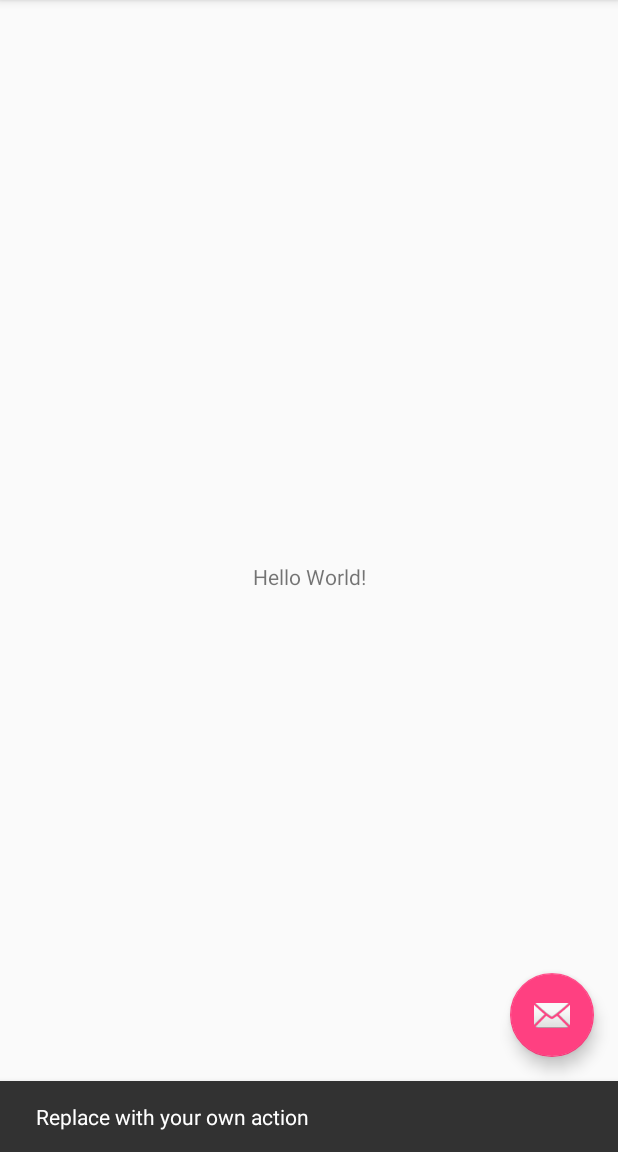
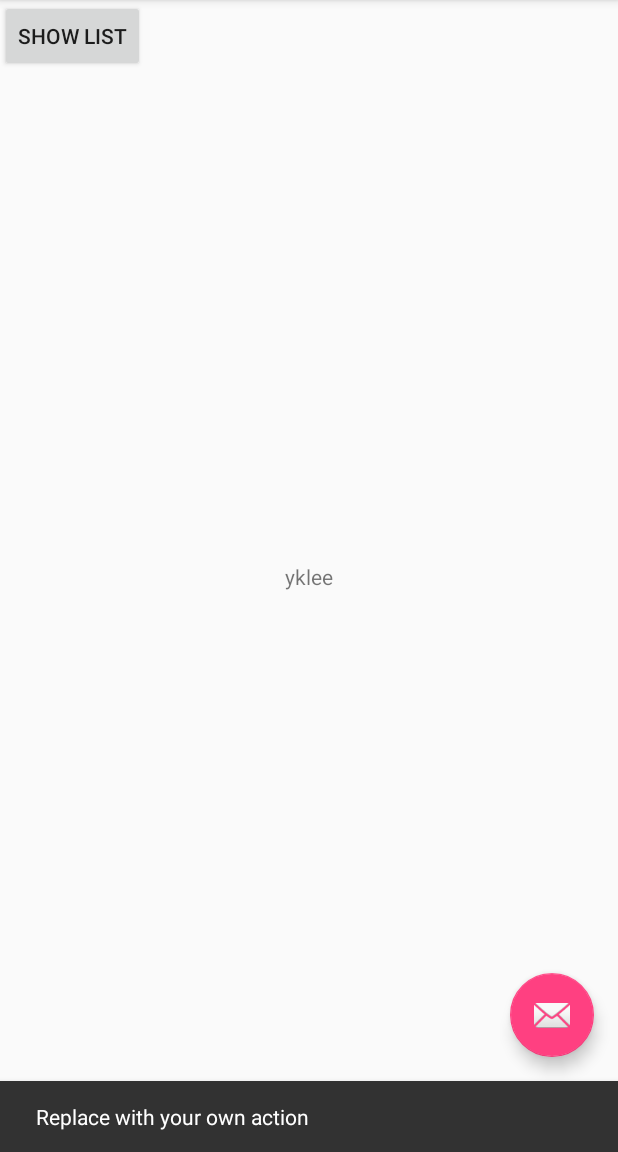
Before and after one commit to younkgkyu/BindingSample, an Android app: the screen it shows after launch (MainActivity), after a tap on an icon or button, on a phone screen of 412 x 824 dp, the part 84-1236 px from its top. Run offline under Robolectric (Android 15) with nearby library versions, the phone set to English and light mode, and no system bars; our stand-ins replace data binding.

Commit message:
main binding sample

```diff
--- a/app/src/main/AndroidManifest.xml
+++ b/app/src/main/AndroidManifest.xml
@@ -19,6 +19,11 @@
                 <category android:name="android.intent.category.LAUNCHER" />
             </intent-filter>
         </activity>
+        <activity
+            android:name=".activity.ListBindingActivity"
+            android:label="@string/app_name"
+            android:theme="@style/AppTheme.NoActionBar">
+        </activity>
     </application>
 
 </manifest>
--- a/app/src/main/java/com/yklee/test/MainActivity.java
+++ b/app/src/main/java/com/yklee/test/MainActivity.java
@@ -1,28 +1,49 @@
 package com.yklee.test;
 
+import android.content.Intent;
+import android.databinding.DataBindingUtil;
 import android.os.Bundle;
 import android.support.design.widget.FloatingActionButton;
 import android.support.design.widget.Snackbar;
 import android.support.v7.app.AppCompatActivity;
 import android.support.v7.widget.Toolbar;
-import android.view.View;
 import android.view.Menu;
 import android.view.MenuItem;
+import android.view.View;
+
+import com.yklee.test.activity.ListBindingActivity;
+import com.yklee.test.data.UserData;
+import com.yklee.test.databinding.ActivityMainBinding;
+import com.yklee.test.presenter.MovePresenter;
 
 public class MainActivity extends AppCompatActivity {
+
+    private MovePresenter mMovePresenter = new MovePresenter() {
+        @Override
+        public void MoveListBindingActivity(UserData userData) {
+            Intent intent = new Intent(MainActivity.this, ListBindingActivity.class);
+            intent.putExtra("userData", userData);
+            startActivity(intent);
+        }
+    };
 
     @Override
     protected void onCreate(Bundle savedInstanceState) {
         super.onCreate(savedInstanceState);
-        setContentView(R.layout.activity_main);
+        ActivityMainBinding databinding = DataBindingUtil.setContentView(this, R.layout.activity_main);
+
+        UserData user = new UserData("yklee", "20");
+        databinding.subView.setUser(user);
+        databinding.subView.setPresenter(mMovePresenter);
+
         Toolbar toolbar = (Toolbar) findViewById(R.id.toolbar);
         setSupportActionBar(toolbar);
 
-        FloatingActionButton fab = (FloatingActionButton) findViewById(R.id.fab);
+        final FloatingActionButton fab = (FloatingActionButton) findViewById(R.id.fab);
         fab.setOnClickListener(new View.OnClickListener() {
             @Override
-            public void onClick(View view) {
-                Snackbar.make(view, "Replace with your own action", Snackbar.LENGTH_LONG)
+            public void onClick(View v) {
+                Snackbar.make(fab, "Replace with your own action", Snackbar.LENGTH_LONG)
                         .setAction("Action", null).show();
             }
         });
--- /dev/null
+++ b/app/src/main/java/com/yklee/test/data/UserData.java
@@ -0,0 +1,35 @@
+package com.yklee.test.data;
+
+import java.io.Serializable;
+
+/**
+ * Created by yeonggyu.lee on 2017-04-26.
+ */
+
+public class UserData implements Serializable {
+
+    private String name;
+    private String age;
+
+    public UserData(String name, String age) {
+        this.name = name;
+        this.age = age;
+    }
+
+    public String getName() {
+        return name;
+    }
+
+    public String getAge() {
+        return age;
+    }
+
+    public void setName(String name) {
+        this.name = name;
+    }
+
+    public void setAge(String age) {
+        this.age = age;
+    }
+
+}
--- a/app/src/main/res/layout/activity_main.xml
+++ b/app/src/main/res/layout/activity_main.xml
@@ -1,5 +1,7 @@
 <?xml version="1.0" encoding="utf-8"?>
-<android.support.design.widget.CoordinatorLayout xmlns:android="http://schemas.android.com/apk/res/android"
+<layout xmlns:android="http://schemas.android.com/apk/res/android">
+
+    <android.support.design.widget.CoordinatorLayout
         xmlns:app="http://schemas.android.com/apk/res-auto"
         xmlns:tools="http://schemas.android.com/tools"
         android:layout_width="match_parent"
@@ -20,7 +22,9 @@
 
         </android.support.design.widget.AppBarLayout>
 
-    <include layout="@layout/content_main" />
+        <include
+            android:id="@+id/sub_view"
+            layout="@layout/content_main"/>
 
         <android.support.design.widget.FloatingActionButton
             android:id="@+id/fab"
@@ -31,3 +35,4 @@
             app:srcCompat="@android:drawable/ic_dialog_email" />
 
     </android.support.design.widget.CoordinatorLayout>
+</layout>
--- a/app/src/main/res/layout/content_main.xml
+++ b/app/src/main/res/layout/content_main.xml
@@ -1,5 +1,12 @@
 <?xml version="1.0" encoding="utf-8"?>
-<android.support.constraint.ConstraintLayout xmlns:android="http://schemas.android.com/apk/res/android"
+<layout xmlns:android="http://schemas.android.com/apk/res/android">
+
+    <data>
+        <variable name="presenter" type="com.yklee.test.presenter.MovePresenter"/>
+        <variable name="user" type="com.yklee.test.data.UserData"/>
+    </data>
+
+    <android.support.constraint.ConstraintLayout
         xmlns:app="http://schemas.android.com/apk/res-auto"
         xmlns:tools="http://schemas.android.com/tools"
         android:layout_width="match_parent"
@@ -11,10 +18,17 @@
         <TextView
             android:layout_width="wrap_content"
             android:layout_height="wrap_content"
-        android:text="Hello World!"
+            android:text="@{user.name}"
             app:layout_constraintBottom_toBottomOf="parent"
             app:layout_constraintLeft_toLeftOf="parent"
             app:layout_constraintRight_toRightOf="parent"
             app:layout_constraintTop_toTopOf="parent" />
 
+        <Button
+            android:layout_width="wrap_content"
+            android:layout_height="wrap_content"
+            android:text="Show List"
+            android:onClick="@{() -> presenter.MoveListBindingActivity(user)}"/>
+
     </android.support.constraint.ConstraintLayout>
+</layout>
```
Also changed, not shown: app/build.gradle (+7 -0 lines), app/src/main/java/com/yklee/test/activity/ListBindingActivity.java (added, +10 -0 lines), app/src/main/java/com/yklee/test/presenter/MovePresenter.java (added, +11 -0 lines), app/src/main/res/layout/activity_list_binding.xml (added, +8 -0 lines). Lines whose indentation alone changed are shown as unchanged.
